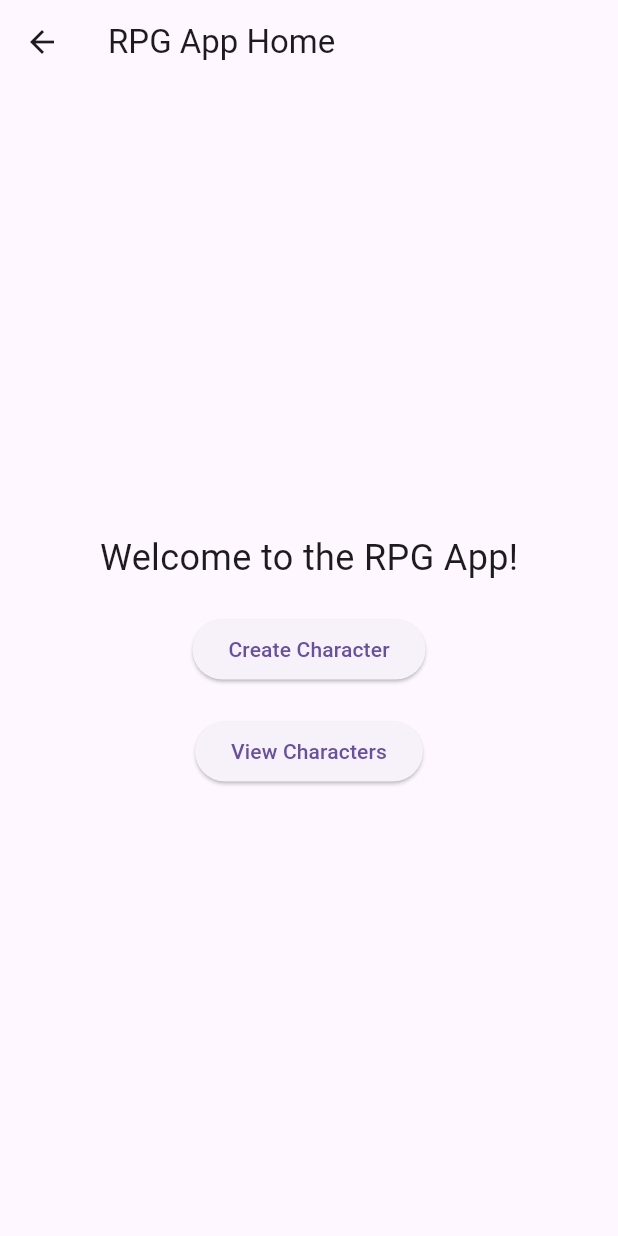
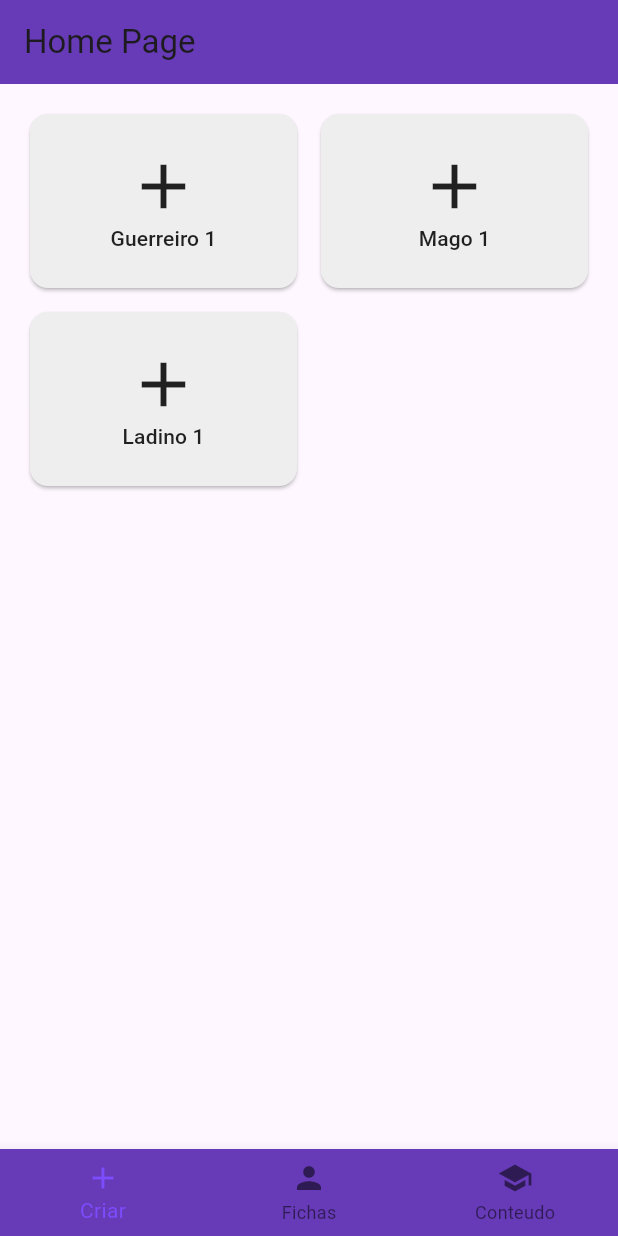
Before and after one commit to jonathastfm/Prototipe_Ficha_App, a Flutter app: the HomePage screen opened directly, on a phone screen of 412 x 824 dp. Run offline on Flutter 3.47's test engine with Material 3 defaults, Android fonts, the phone set to English and light mode, and no system bars.

Commit message:
Add Item and Habilidade classes; refactor HomePage to use state management

```diff
--- a/lib/classes/Personagem.dart
+++ b/lib/classes/Personagem.dart
@@ -11,6 +11,7 @@ class Personagem {
   DnDClass classe;
   int deslocamento = 9;
   int iniciativa = 0;
+  Map<String, dynamic> habilidades = {};
 
 
   //map vars
--- a/lib/pages/Home_Page.dart
+++ b/lib/pages/Home_Page.dart
@@ -1,48 +1,56 @@
-import 'package:ficha_app_01/classes/DndClass.dart';
-import 'package:ficha_app_01/classes/Personagem.dart';
-import 'package:ficha_app_01/pages/Ficha_Page.dart';
+import 'package:ficha_app_01/widgets/home_widgets/home_criar_widget.dart';
+import 'package:ficha_app_01/widgets/home_widgets/home_ficha_widget.dart';
 import 'package:flutter/material.dart';
 
-class HomePage extends StatelessWidget {
+class HomePage extends StatefulWidget {
+  const HomePage({super.key});
 
+  @override
+  State<HomePage> createState() => _HomePageState();
+}
 
+class _HomePageState extends State<HomePage> {
+  int _selectedIndex = 0;
+  List<Widget> body = <Widget>[
+    HomeCriarWidget(),
+    HomeFichaWidget(),
+    Text(
+      'Index 2: Conteudo',
+      style: TextStyle(fontSize: 36, fontWeight: FontWeight.bold),
+    ),
+  ];
 
-  HomePage({super.key});
   @override
   Widget build(BuildContext context) {
     return Scaffold(
       appBar: AppBar(
-        title: Text('RPG App Home'),
+        backgroundColor: Colors.deepPurple,
+        title: const Text('Home Page'),
       ),
-      body: Center(
-        child: Column(
-          mainAxisAlignment: MainAxisAlignment.center,
-          children: <Widget>[
-            Text(
-              'Welcome to the RPG App!',
-              style: TextStyle(fontSize: 24),
-            ),
-            SizedBox(height: 20),
-            ElevatedButton(
-              onPressed: () {
-                // Navigate to character creation page
-              },
-              child: Text('Create Character'),
-            ),
-            SizedBox(height: 20),
-            ElevatedButton(
-              onPressed: () {
-                // Navigate to character list page
-                Navigator.push(
-                  context,
-                  MaterialPageRoute(builder: (context) => FichaPage(   personagem: null!)),
-                );
-              },
-              child: Text('View Characters'),
-            ),
-          ],
-        ),
-      ),
-    );
+      body: body[_selectedIndex],
+      bottomNavigationBar: BottomNavigationBar(
+        backgroundColor: Colors.deepPurple,
+        items: const <BottomNavigationBarItem>[
+          BottomNavigationBarItem(
+            icon: Icon(Icons.add),
+            label: 'Criar',
+          ),
+          BottomNavigationBarItem(
+            icon: Icon(Icons.person),
+            label: 'Fichas',
+          ),
+          BottomNavigationBarItem(
+            icon: Icon(Icons.school),
+            label: 'Conteudo',
+          ),
+        ],
+        currentIndex: _selectedIndex,
+        selectedItemColor: Colors.deepPurpleAccent,
+        onTap: (int index) {
+          setState(() {
+            _selectedIndex = index;
+          });
+        }),
+      );
   }
 }
--- /dev/null
+++ b/lib/widgets/home_widgets/home_criar_widget.dart
@@ -0,0 +1,46 @@
+import 'package:flutter/material.dart';
+
+class HomeCriarWidget extends StatelessWidget {
+  const HomeCriarWidget({super.key});
+
+  @override
+  Widget build(BuildContext context) {
+    return Container(
+      padding: const EdgeInsets.all(16),
+      child: GridView(
+        gridDelegate: const SliverGridDelegateWithFixedCrossAxisCount(
+          crossAxisCount: 2,
+          crossAxisSpacing: 8,
+          mainAxisSpacing: 8,
+          childAspectRatio: 1.5,
+        ),
+
+        children: [
+          buildButton('Guerreiro', 'Guerreiro', 1),
+          buildButton('Mago', 'Mago', 1),
+          buildButton('Ladino', 'Ladino', 1),
+
+        ],
+
+
+      ),
+    );
+  }
+}
+
+Widget buildButton(String nome, String classe, int nivel) {
+  return Card(
+    color: Colors.grey[200],
+    child: MaterialButton(
+
+      onPressed: (){},
+      child: Column(
+        mainAxisAlignment: MainAxisAlignment.center,
+        children: [
+          Icon(Icons.add, size: 50),
+          Text('$classe $nivel'),
+        ],
+      ),
+    )
+  );
+}
```
Also changed, not shown: lib/classes/Habilidade.dart (added, +16 -0 lines), lib/classes/Item.dart (added, +12 -0 lines), lib/main.dart (+5 -51 lines), lib/pages/Ficha_Page.dart (+12 -4 lines), lib/widgets/ficha_widgets/Magias_Habilidades_Widget.dart (added, +84 -0 lines), lib/widgets/home_widgets/home_ficha_widget.dart (added, +196 -0 lines).
